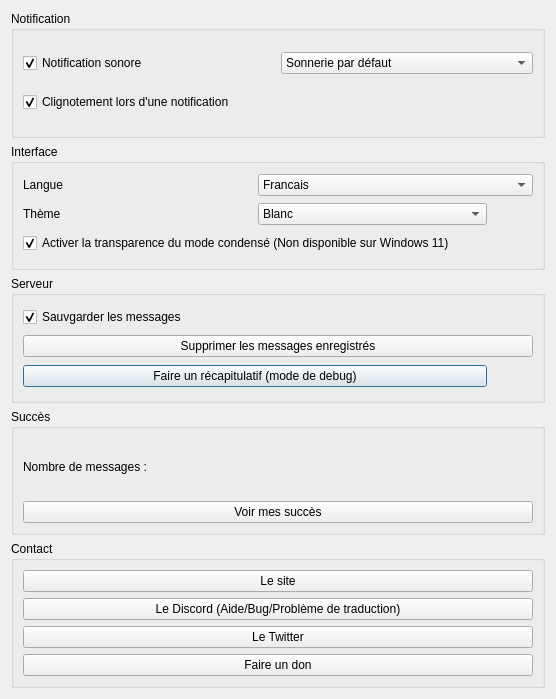
https-github-com-anantasystem/AnantaSystem, file serveur/parametre.ui: the form before one commit.
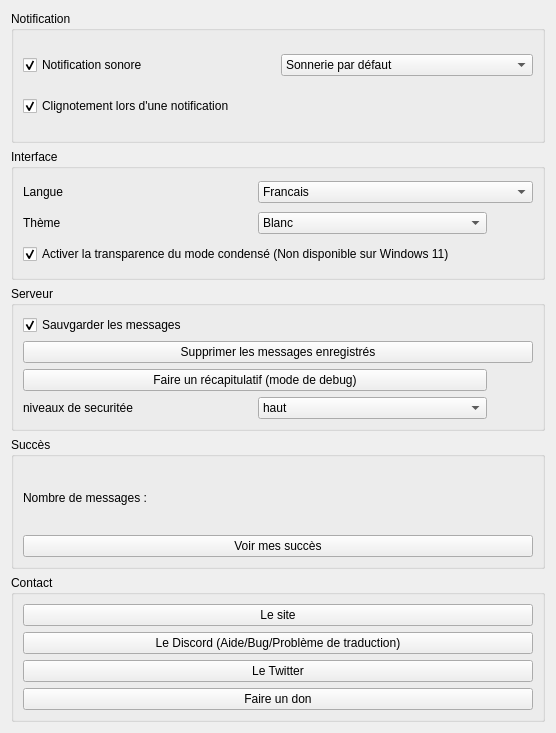
The form after the commit. Icons and pictures are not drawn.

Commit message:
modification de la securitée
le niveaux de sécurité requis pour envoyer un message peut être changer dans les paramètre
attentions bug chez moi a mon avis le start serveur

Patch:
```diff
--- a/serveur/parametre.ui
+++ b/serveur/parametre.ui
@@ -7,7 +7,7 @@
     <x>0</x>
     <y>0</y>
     <width>556</width>
-    <height>699</height>
+    <height>733</height>
    </rect>
   </property>
   <property name="windowTitle">
@@ -33,17 +33,53 @@
       <string>Serveur</string>
      </property>
      <layout class="QGridLayout" name="gridLayout_4">
-      <item row="0" column="0">
-       <widget class="QCheckBox" name="checkBox_3">
+      <item row="2" column="2">
+       <widget class="QPushButton" name="pushButton_5">
+        <property name="sizePolicy">
+         <sizepolicy hsizetype="Fixed" vsizetype="Fixed">
+          <horstretch>0</horstretch>
+          <verstretch>0</verstretch>
+         </sizepolicy>
+        </property>
         <property name="text">
-         <string>Sauvgarder les messages</string>
+         <string/>
         </property>
-        <property name="checked">
+        <property name="icon">
+         <iconset resource="resource.qrc">
+          <normaloff>:/image/Blue_question_mark_icon.svg.png</normaloff>:/image/Blue_question_mark_icon.svg.png</iconset>
+        </property>
+        <property name="flat">
          <bool>true</bool>
         </property>
        </widget>
       </item>
-      <item row="2" column="0">
+      <item row="3" column="1">
+       <widget class="QComboBox" name="comboBox_4">
+        <item>
+         <property name="text">
+          <string>haut</string>
+         </property>
+        </item>
+        <item>
+         <property name="text">
+          <string>moyen</string>
+         </property>
+        </item>
+        <item>
+         <property name="text">
+          <string>bas</string>
+         </property>
+        </item>
+       </widget>
+      </item>
+      <item row="3" column="0">
+       <widget class="QLabel" name="label_4">
+        <property name="text">
+         <string>niveaux de securitée</string>
+        </property>
+       </widget>
+      </item>
+      <item row="2" column="0" colspan="2">
        <widget class="QPushButton" name="pushButton_4">
         <property name="text">
          <string>Faire un récapitulatif (mode de debug)</string>
@@ -54,27 +90,7 @@
         </property>
        </widget>
       </item>
-      <item row="2" column="1">
-       <widget class="QPushButton" name="pushButton_5">
-        <property name="sizePolicy">
-         <sizepolicy hsizetype="Fixed" vsizetype="Fixed">
-          <horstretch>0</horstretch>
-          <verstretch>0</verstretch>
-         </sizepolicy>
-        </property>
-        <property name="text">
-         <string/>
-        </property>
-        <property name="icon">
-         <iconset resource="resource.qrc">
-          <normaloff>:/image/Blue_question_mark_icon.svg.png</normaloff>:/image/Blue_question_mark_icon.svg.png</iconset>
-        </property>
-        <property name="flat">
-         <bool>true</bool>
-        </property>
-       </widget>
-      </item>
-      <item row="1" column="0" colspan="2">
+      <item row="1" column="0" colspan="3">
        <widget class="QPushButton" name="deletbuton">
         <property name="text">
          <string>Supprimer les messages enregistrés</string>
@@ -85,6 +101,36 @@
         </property>
        </widget>
       </item>
+      <item row="0" column="0" colspan="2">
+       <widget class="QCheckBox" name="checkBox_3">
+        <property name="text">
+         <string>Sauvgarder les messages</string>
+        </property>
+        <property name="checked">
+         <bool>true</bool>
+        </property>
+       </widget>
+      </item>
+      <item row="3" column="2">
+       <widget class="QPushButton" name="pushButton_6">
+        <property name="sizePolicy">
+         <sizepolicy hsizetype="Fixed" vsizetype="Fixed">
+          <horstretch>0</horstretch>
+          <verstretch>0</verstretch>
+         </sizepolicy>
+        </property>
+        <property name="text">
+         <string/>
+        </property>
+        <property name="icon">
+         <iconset resource="resource.qrc">
+          <normaloff>:/image/Blue_question_mark_icon.svg.png</normaloff>:/image/Blue_question_mark_icon.svg.png</iconset>
+        </property>
+        <property name="flat">
+         <bool>true</bool>
+        </property>
+       </widget>
+      </item>
      </layout>
     </widget>
    </item>
```
The commit also changes 6 other files.
